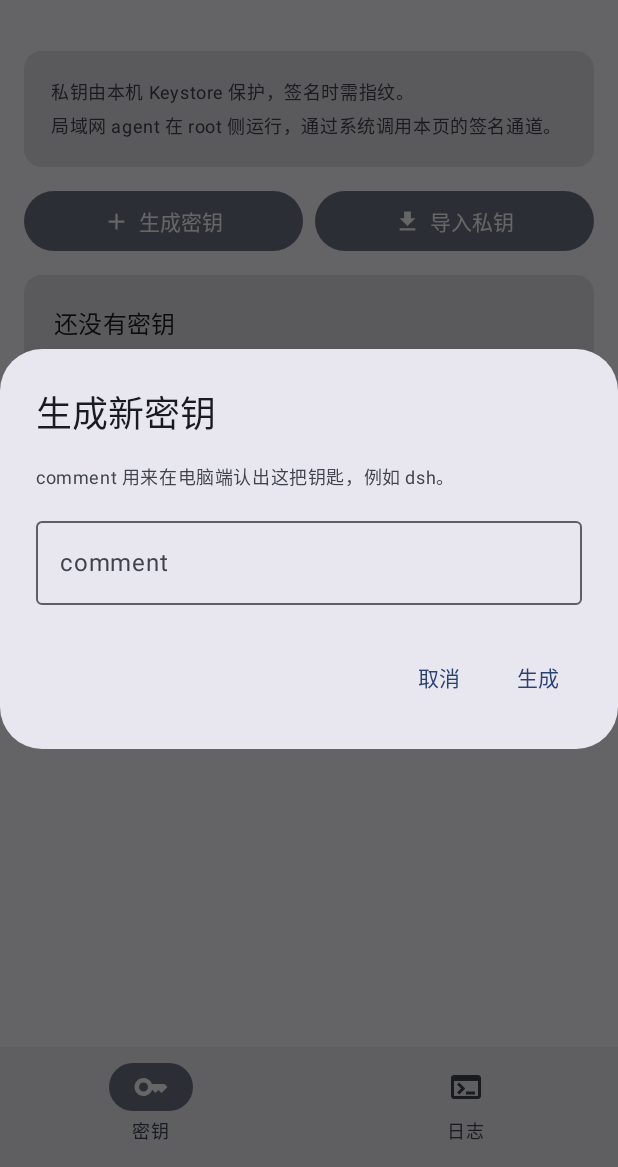
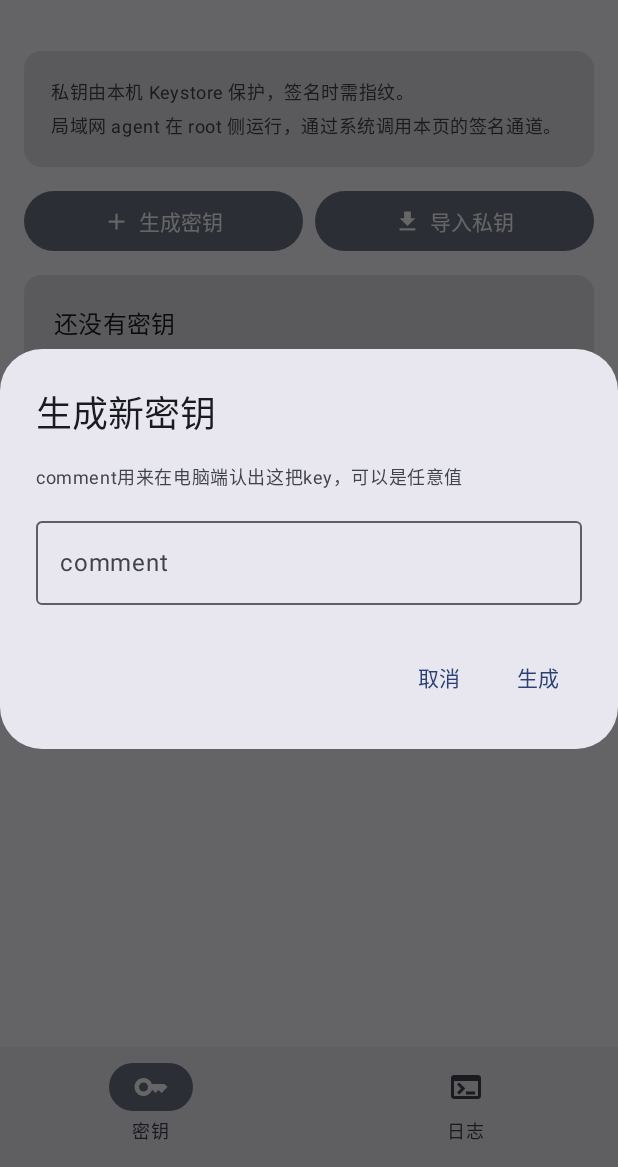
Before and after one commit to hgcjd666666/keystore-ssh, an Android app built with Jetpack Compose: the screen it shows after launch (MainActivity), after a tap on "生成密钥", on a phone screen of 412 x 824 dp, the part 69-1236 px from its top. Run offline under Robolectric (Android 15) with nearby library versions, the phone set to English and light mode, and no system bars.

Commit message:
指纹框显示请求方 IP + 证书名（peer 来自 TCP 对端）；清理 strings.xml.bak

```diff
--- a/app/src/main/res/values/strings.xml
+++ b/app/src/main/res/values/strings.xml
@@ -21,35 +21,38 @@
 
     <!-- 空状态 -->
     <string name="keys_empty_title">还没有密钥</string>
-    <string name="keys_empty_hint">生成一把新密钥，或粘贴已有的 OpenSSH Ed25519 私钥导入。</string>
+    <string name="keys_empty_hint">生成一把新密钥，或粘贴已有的私钥导入。</string>
     <string name="logs_empty">暂无日志</string>
-    <string name="no_comment">(无 comment)</string>
+    <string name="no_comment">暂无描述</string>
 
     <!-- 生成对话框 -->
     <string name="dialog_generate_title">生成新密钥</string>
-    <string name="dialog_generate_hint">comment 用来在电脑端认出这把钥匙，例如 dsh。</string>
+    <string name="dialog_generate_hint">comment用来在电脑端认出这把key，可以是任意值</string>
     <string name="label_comment">comment</string>
 
     <!-- 导入对话框 -->
     <string name="dialog_import_title">导入私钥</string>
-    <string name="dialog_import_hint">粘贴未加密的 OpenSSH Ed25519 私钥。导入后立刻用指纹加密存入 Keystore，明文不保留。</string>
+    <string name="dialog_import_hint">粘贴未加密的 OpenSSH Ed25519 私钥。
+（仅支持OpenSSH Ed25519 私钥）</string>
     <string name="label_pem">-----BEGIN OPENSSH PRIVATE KEY-----</string>
 
     <!-- 删除确认 -->
     <string name="dialog_delete_title">删除密钥 %1$s？</string>
-    <string name="dialog_delete_message">删除后这把钥匙的密文随之消失，无法恢复。</string>
+    <string name="dialog_delete_message">删除后无法还原</string>
 
     <!-- Toast -->
     <string name="toast_pub_copied">公钥已复制</string>
     <string name="toast_saved">已保存 %1$s</string>
     <string name="toast_imported">已导入 %1$s</string>
-    <string name="toast_import_exists">这把钥匙已经导入过了</string>
+    <string name="toast_import_exists">key已存在</string>
     <string name="toast_deleted">已删除</string>
     <string name="toast_generate_failed">生成失败: %1$s</string>
     <string name="toast_import_failed">导入失败: %1$s</string>
 
     <!-- 签名活动 -->
-    <string name="sign_title">SSH 签名请求: %1$s</string>
+    <string name="sign_title">SSH认证请求</string>
+    <string name="sign_desc_peer">%1$s 请求使用 %2$s 证书连接</string>
+    <string name="sign_desc_peer_server">%1$s 请求使用 %2$s 证书连接到 %3$s 服务器</string>
     <string name="sign_subtitle">验证指纹后才会用这把私钥签名</string>
     <string name="sign_description">私钥不离开本机，签名完成即清除</string>
     <string name="sign_deny">拒绝</string>
```
Also changed, not shown: app/src/main/java/com/dsh/keystore/SignActivity.java (+9 -2 lines), 1 other file.
